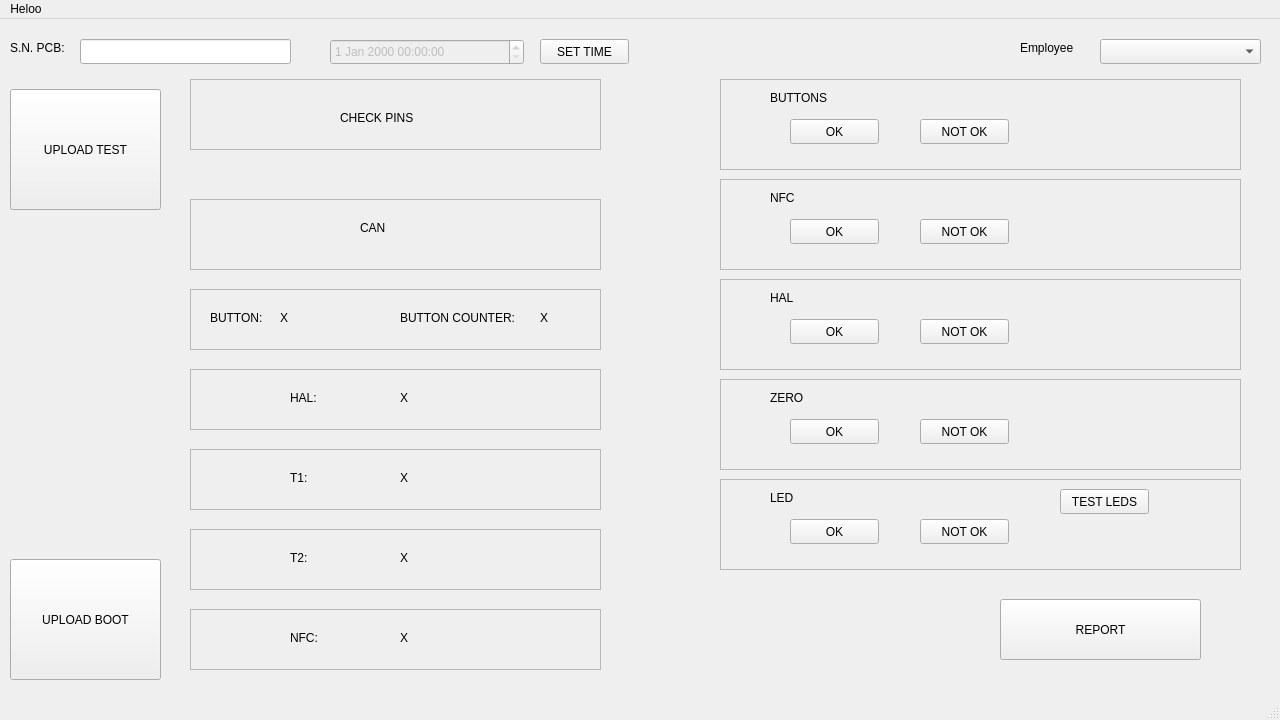
The window that mainwindow.ui (JakobGerjolj/SideMountTestGUI) describes before a commit, drawn with Qt 5.
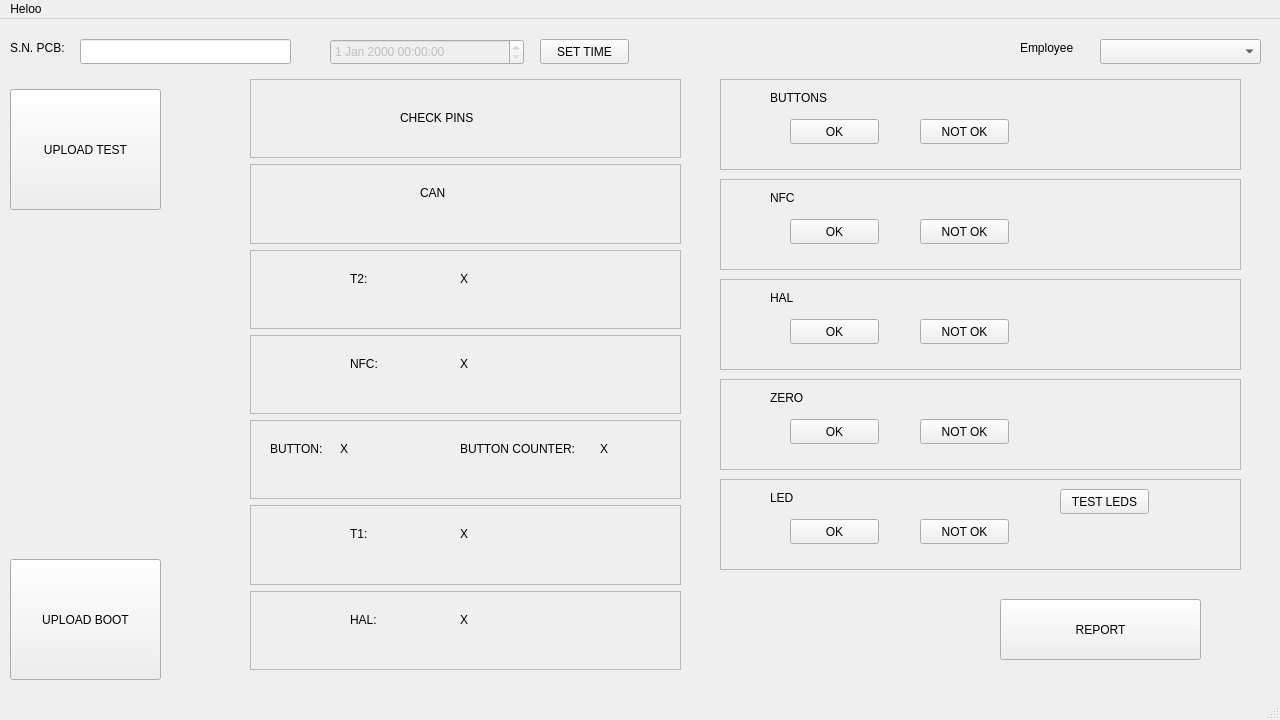
The same window after the commit.

Commit message: Pins is extending

```diff
--- a/mainwindow.ui
+++ b/mainwindow.ui
@@ -99,258 +99,6 @@
      <string>Employee</string>
     </property>
    </widget>
-   <widget class="QFrame" name="check_pins_frame">
-    <property name="geometry">
-     <rect>
-      <x>190</x>
-      <y>60</y>
-      <width>411</width>
-      <height>71</height>
-     </rect>
-    </property>
-    <property name="frameShape">
-     <enum>QFrame::StyledPanel</enum>
-    </property>
-    <property name="frameShadow">
-     <enum>QFrame::Raised</enum>
-    </property>
-    <widget class="QLabel" name="label_3">
-     <property name="geometry">
-      <rect>
-       <x>150</x>
-       <y>30</y>
-       <width>101</width>
-       <height>17</height>
-      </rect>
-     </property>
-     <property name="text">
-      <string>CHECK PINS</string>
-     </property>
-    </widget>
-   </widget>
-   <widget class="QFrame" name="can_frame">
-    <property name="geometry">
-     <rect>
-      <x>190</x>
-      <y>180</y>
-      <width>411</width>
-      <height>71</height>
-     </rect>
-    </property>
-    <property name="frameShape">
-     <enum>QFrame::StyledPanel</enum>
-    </property>
-    <property name="frameShadow">
-     <enum>QFrame::Raised</enum>
-    </property>
-    <widget class="QLabel" name="label_4">
-     <property name="geometry">
-      <rect>
-       <x>170</x>
-       <y>20</y>
-       <width>101</width>
-       <height>17</height>
-      </rect>
-     </property>
-     <property name="text">
-      <string>CAN</string>
-     </property>
-    </widget>
-   </widget>
-   <widget class="QFrame" name="button_frame">
-    <property name="geometry">
-     <rect>
-      <x>190</x>
-      <y>270</y>
-      <width>411</width>
-      <height>61</height>
-     </rect>
-    </property>
-    <property name="frameShape">
-     <enum>QFrame::StyledPanel</enum>
-    </property>
-    <property name="frameShadow">
-     <enum>QFrame::Raised</enum>
-    </property>
-    <widget class="QLabel" name="label_5">
-     <property name="geometry">
-      <rect>
-       <x>20</x>
-       <y>20</y>
-       <width>71</width>
-       <height>17</height>
-      </rect>
-     </property>
-     <property name="text">
-      <string>BUTTON:</string>
-     </property>
-    </widget>
-    <widget class="QLabel" name="last_button_value">
-     <property name="geometry">
-      <rect>
-       <x>90</x>
-       <y>20</y>
-       <width>67</width>
-       <height>17</height>
-      </rect>
-     </property>
-     <property name="text">
-      <string>X</string>
-     </property>
-    </widget>
-    <widget class="QLabel" name="label_7">
-     <property name="geometry">
-      <rect>
-       <x>210</x>
-       <y>20</y>
-       <width>141</width>
-       <height>17</height>
-      </rect>
-     </property>
-     <property name="text">
-      <string>BUTTON COUNTER:</string>
-     </property>
-    </widget>
-    <widget class="QLabel" name="button_counter_value">
-     <property name="geometry">
-      <rect>
-       <x>350</x>
-       <y>20</y>
-       <width>67</width>
-       <height>17</height>
-      </rect>
-     </property>
-     <property name="text">
-      <string>X</string>
-     </property>
-    </widget>
-   </widget>
-   <widget class="QFrame" name="hal_frame">
-    <property name="geometry">
-     <rect>
-      <x>190</x>
-      <y>350</y>
-      <width>411</width>
-      <height>61</height>
-     </rect>
-    </property>
-    <property name="frameShape">
-     <enum>QFrame::StyledPanel</enum>
-    </property>
-    <property name="frameShadow">
-     <enum>QFrame::Raised</enum>
-    </property>
-    <widget class="QLabel" name="hal_value">
-     <property name="geometry">
-      <rect>
-       <x>210</x>
-       <y>20</y>
-       <width>67</width>
-       <height>17</height>
-      </rect>
-     </property>
-     <property name="text">
-      <string>X</string>
-     </property>
-    </widget>
-    <widget class="QLabel" name="label_9">
-     <property name="geometry">
-      <rect>
-       <x>100</x>
-       <y>20</y>
-       <width>67</width>
-       <height>17</height>
-      </rect>
-     </property>
-     <property name="text">
-      <string>HAL:</string>
-     </property>
-    </widget>
-   </widget>
-   <widget class="QFrame" name="t1_frame">
-    <property name="geometry">
-     <rect>
-      <x>190</x>
-      <y>430</y>
-      <width>411</width>
-      <height>61</height>
-     </rect>
-    </property>
-    <property name="frameShape">
-     <enum>QFrame::StyledPanel</enum>
-    </property>
-    <property name="frameShadow">
-     <enum>QFrame::Raised</enum>
-    </property>
-    <widget class="QLabel" name="label_10">
-     <property name="geometry">
-      <rect>
-       <x>100</x>
-       <y>20</y>
-       <width>67</width>
-       <height>17</height>
-      </rect>
-     </property>
-     <property name="text">
-      <string>T1:</string>
-     </property>
-    </widget>
-    <widget class="QLabel" name="t1_value">
-     <property name="geometry">
-      <rect>
-       <x>210</x>
-       <y>20</y>
-       <width>67</width>
-       <height>17</height>
-      </rect>
-     </property>
-     <property name="text">
-      <string>X</string>
-     </property>
-    </widget>
-   </widget>
-   <widget class="QFrame" name="t2_frame">
-    <property name="geometry">
-     <rect>
-      <x>190</x>
-      <y>510</y>
-      <width>411</width>
-      <height>61</height>
-     </rect>
-    </property>
-    <property name="frameShape">
-     <enum>QFrame::StyledPanel</enum>
-    </property>
-    <property name="frameShadow">
-     <enum>QFrame::Raised</enum>
-    </property>
-    <widget class="QLabel" name="label_11">
-     <property name="geometry">
-      <rect>
-       <x>100</x>
-       <y>20</y>
-       <width>67</width>
-       <height>17</height>
-      </rect>
-     </property>
-     <property name="text">
-      <string>T2:</string>
-     </property>
-    </widget>
-    <widget class="QLabel" name="t2_value">
-     <property name="geometry">
-      <rect>
-       <x>210</x>
-       <y>20</y>
-       <width>67</width>
-       <height>17</height>
-      </rect>
-     </property>
-     <property name="text">
-      <string>X</string>
-     </property>
-    </widget>
-   </widget>
    <widget class="QFrame" name="buttons_check_frame">
     <property name="geometry">
      <rect>
@@ -652,48 +400,6 @@
      <string>REPORT</string>
     </property>
    </widget>
-   <widget class="QFrame" name="nfc_frame">
-    <property name="geometry">
-     <rect>
-      <x>190</x>
-      <y>590</y>
-      <width>411</width>
-      <height>61</height>
-     </rect>
-    </property>
-    <property name="frameShape">
-     <enum>QFrame::StyledPanel</enum>
-    </property>
-    <property name="frameShadow">
-     <enum>QFrame::Raised</enum>
-    </property>
-    <widget class="QLabel" name="label_20">
-     <property name="geometry">
-      <rect>
-       <x>100</x>
-       <y>20</y>
-       <width>67</width>
-       <height>17</height>
-      </rect>
-     </property>
-     <property name="text">
-      <string>NFC:</string>
-     </property>
-    </widget>
-    <widget class="QLabel" name="NFC_status">
-     <property name="geometry">
-      <rect>
-       <x>210</x>
-       <y>20</y>
-       <width>67</width>
-       <height>17</height>
-      </rect>
-     </property>
-     <property name="text">
-      <string>X</string>
-     </property>
-    </widget>
-   </widget>
    <widget class="QPushButton" name="pushButton_3">
     <property name="geometry">
      <rect>
@@ -707,6 +413,270 @@
      <string>SET TIME</string>
     </property>
    </widget>
+   <widget class="QWidget" name="verticalLayoutWidget">
+    <property name="geometry">
+     <rect>
+      <x>250</x>
+      <y>60</y>
+      <width>431</width>
+      <height>591</height>
+     </rect>
+    </property>
+    <layout class="QVBoxLayout" name="verticalLayout_2">
+     <item>
+      <widget class="QFrame" name="check_pins_frame">
+       <property name="frameShape">
+        <enum>QFrame::StyledPanel</enum>
+       </property>
+       <property name="frameShadow">
+        <enum>QFrame::Raised</enum>
+       </property>
+       <widget class="QLabel" name="label_3">
+        <property name="geometry">
+         <rect>
+          <x>150</x>
+          <y>30</y>
+          <width>101</width>
+          <height>17</height>
+         </rect>
+        </property>
+        <property name="text">
+         <string>CHECK PINS</string>
+        </property>
+       </widget>
+      </widget>
+     </item>
+     <item>
+      <widget class="QFrame" name="can_frame">
+       <property name="frameShape">
+        <enum>QFrame::StyledPanel</enum>
+       </property>
+       <property name="frameShadow">
+        <enum>QFrame::Raised</enum>
+       </property>
+       <widget class="QLabel" name="label_4">
+        <property name="geometry">
+         <rect>
+          <x>170</x>
+          <y>20</y>
+          <width>101</width>
+          <height>17</height>
+         </rect>
+        </property>
+        <property name="text">
+         <string>CAN</string>
+        </property>
+       </widget>
+      </widget>
+     </item>
+     <item>
+      <widget class="QFrame" name="t2_frame">
+       <property name="frameShape">
+        <enum>QFrame::StyledPanel</enum>
+       </property>
+       <property name="frameShadow">
+        <enum>QFrame::Raised</enum>
+       </property>
+       <widget class="QLabel" name="label_11">
+        <property name="geometry">
+         <rect>
+          <x>100</x>
+          <y>20</y>
+          <width>67</width>
+          <height>17</height>
+         </rect>
+        </property>
+        <property name="text">
+         <string>T2:</string>
+        </property>
+       </widget>
+       <widget class="QLabel" name="t2_value">
+        <property name="geometry">
+         <rect>
+          <x>210</x>
+          <y>20</y>
+          <width>67</width>
+          <height>17</height>
+         </rect>
+        </property>
+        <property name="text">
+         <string>X</string>
+        </property>
+       </widget>
+      </widget>
+     </item>
+     <item>
+      <widget class="QFrame" name="nfc_frame">
+       <property name="frameShape">
+        <enum>QFrame::StyledPanel</enum>
+       </property>
+       <property name="frameShadow">
+        <enum>QFrame::Raised</enum>
+       </property>
+       <widget class="QLabel" name="label_20">
+        <property name="geometry">
+         <rect>
+          <x>100</x>
+          <y>20</y>
+          <width>67</width>
+          <height>17</height>
+         </rect>
+        </property>
+        <property name="text">
+         <string>NFC:</string>
+        </property>
+       </widget>
+       <widget class="QLabel" name="NFC_status">
+        <property name="geometry">
+         <rect>
+          <x>210</x>
+          <y>20</y>
+          <width>67</width>
+          <height>17</height>
+         </rect>
+        </property>
+        <property name="text">
+         <string>X</string>
+        </property>
+       </widget>
+      </widget>
+     </item>
+     <item>
+      <widget class="QFrame" name="button_frame">
+       <property name="frameShape">
+        <enum>QFrame::StyledPanel</enum>
+       </property>
+       <property name="frameShadow">
+        <enum>QFrame::Raised</enum>
+       </property>
+       <widget class="QLabel" name="label_5">
+        <property name="geometry">
+         <rect>
+          <x>20</x>
+          <y>20</y>
+          <width>71</width>
+          <height>17</height>
+         </rect>
+        </property>
+        <property name="text">
+         <string>BUTTON:</string>
+        </property>
+       </widget>
+       <widget class="QLabel" name="last_button_value">
+        <property name="geometry">
+         <rect>
+          <x>90</x>
+          <y>20</y>
+          <width>67</width>
+          <height>17</height>
+         </rect>
+        </property>
+        <property name="text">
+         <string>X</string>
+        </property>
+       </widget>
+       <widget class="QLabel" name="label_7">
+        <property name="geometry">
+         <rect>
+          <x>210</x>
+          <y>20</y>
+          <width>141</width>
+          <height>17</height>
+         </rect>
+        </property>
+        <property name="text">
+         <string>BUTTON COUNTER:</string>
+        </property>
+       </widget>
+       <widget class="QLabel" name="button_counter_value">
+        <property name="geometry">
+         <rect>
+          <x>350</x>
+          <y>20</y>
+          <width>67</width>
+          <height>17</height>
+         </rect>
+        </property>
+        <property name="text">
+         <string>X</string>
+        </property>
+       </widget>
+      </widget>
+     </item>
+     <item>
+      <widget class="QFrame" name="t1_frame">
+       <property name="frameShape">
+        <enum>QFrame::StyledPanel</enum>
+       </property>
+       <property name="frameShadow">
+        <enum>QFrame::Raised</enum>
+       </property>
+       <widget class="QLabel" name="label_10">
+        <property name="geometry">
+         <rect>
+          <x>100</x>
+          <y>20</y>
+          <width>67</width>
+          <height>17</height>
+         </rect>
+        </property>
+        <property name="text">
+         <string>T1:</string>
+        </property>
+       </widget>
+       <widget class="QLabel" name="t1_value">
+        <property name="geometry">
+         <rect>
+          <x>210</x>
+          <y>20</y>
+          <width>67</width>
+          <height>17</height>
+         </rect>
+        </property>
+        <property name="text">
+         <string>X</string>
+        </property>
+       </widget>
+      </widget>
+     </item>
+     <item>
+      <widget class="QFrame" name="hal_frame">
+       <property name="frameShape">
+        <enum>QFrame::StyledPanel</enum>
+       </property>
+       <property name="frameShadow">
+        <enum>QFrame::Raised</enum>
+       </property>
+       <widget class="QLabel" name="hal_value">
+        <property name="geometry">
+         <rect>
+          <x>210</x>
+          <y>20</y>
+          <width>67</width>
+          <height>17</height>
+         </rect>
+        </property>
+        <property name="text">
+         <string>X</string>
+        </property>
+       </widget>
+       <widget class="QLabel" name="label_9">
+        <property name="geometry">
+         <rect>
+          <x>100</x>
+          <y>20</y>
+          <width>67</width>
+          <height>17</height>
+         </rect>
+        </property>
+        <property name="text">
+         <string>HAL:</string>
+        </property>
+       </widget>
+      </widget>
+     </item>
+    </layout>
+   </widget>
   </widget>
   <widget class="QMenuBar" name="menubar">
    <property name="geometry">
```
The commit also changes 1 other file.
